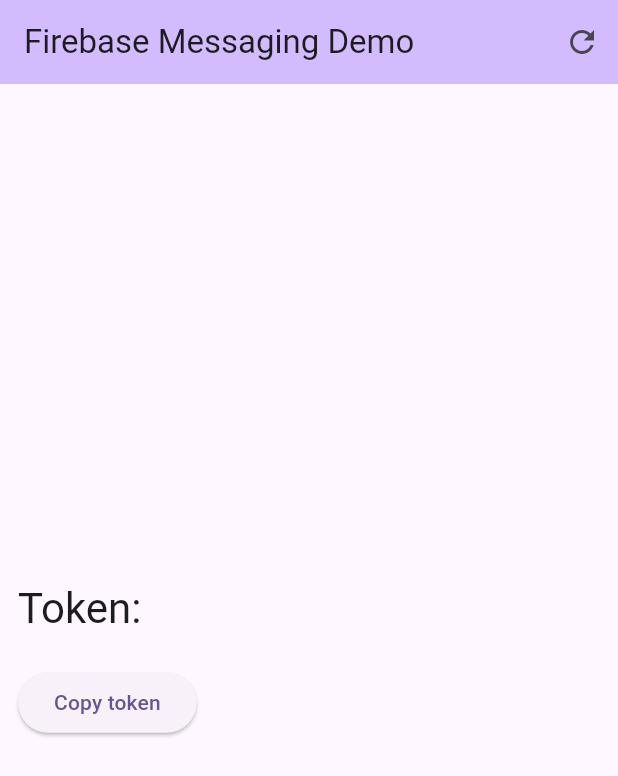
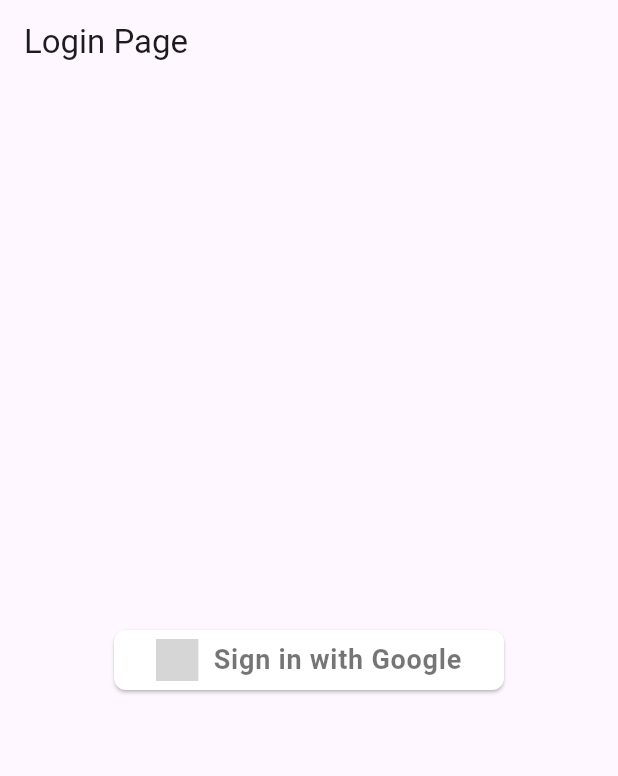
Before and after one commit to cmsong111/FCM-test, a Flutter app: the screen it shows after launch, on a phone screen of 412 x 824 dp. Shown: the top 776 px of the screen. Run offline on Flutter 3.47's test engine with Material 2 defaults, Android fonts, the phone set to English and light mode, and no system bars; our stand-ins replace auth_buttons, cloud_firestore, firebase_auth, firebase_core, firebase_messaging, fluttertoast and 4 more; missing offline and left inert: firebase_cloud_messaging_flutter; accounts and stored records are empty; generated files the repository leaves out were written again; grey boxes are pictures that could not be loaded.

Commit message:
receiver: FCM토큰을 Firebase database에 저장 기능 추가
Firebase 로그인 및 DB 기능 추가

```diff
--- a/receiver/lib/main.dart
+++ b/receiver/lib/main.dart
@@ -1,10 +1,14 @@
+import 'package:firebase_auth/firebase_auth.dart';
 import 'package:firebase_core/firebase_core.dart';
 import 'package:flutter/material.dart';
 import 'package:provider/provider.dart';
 import 'package:receiver/firebase_options.dart';
+import 'package:receiver/src/config/route.dart';
+import 'package:receiver/src/core/resources/app_constant.dart';
 import 'package:receiver/src/injector.dart';
 import 'package:receiver/src/presentation/providers/token_provider.dart';
-import 'package:receiver/src/presentation/views/my_home_page.dart';
+
+var initialRoute = AppRoute.login;
 
 void main() async {
   WidgetsFlutterBinding.ensureInitialized();
@@ -12,6 +16,11 @@
     options: DefaultFirebaseOptions.currentPlatform,
   );
   setupLocator();
+
+  FirebaseAuth.instance.currentUser != null
+      ? initialRoute = AppRoute.home
+      : initialRoute = AppRoute.login;
+
   runApp(const MyApp());
 }
 
@@ -31,7 +40,8 @@
           colorScheme: ColorScheme.fromSeed(seedColor: Colors.deepPurple),
           useMaterial3: true,
         ),
-        home: const MyHomePage(),
+        routes: appRoute,
+        initialRoute: initialRoute,
       ),
     );
   }
--- /dev/null
+++ b/receiver/lib/src/config/route.dart
@@ -0,0 +1,8 @@
+import 'package:receiver/src/core/resources/app_constant.dart';
+import 'package:receiver/src/presentation/views/login_page.dart';
+import 'package:receiver/src/presentation/views/my_home_page.dart';
+
+var appRoute = {
+  AppRoute.home: (context) => const MyHomePage(),
+  AppRoute.login: (context) => const LoginPage(),
+};
--- /dev/null
+++ b/receiver/lib/src/core/resources/app_constant.dart
@@ -0,0 +1,5 @@
+class AppRoute {
+  static const String login = '/login';
+
+  static const String home = '/home';
+}
--- /dev/null
+++ b/receiver/lib/src/presentation/views/login_page.dart
@@ -0,0 +1,45 @@
+import 'package:auth_buttons/auth_buttons.dart';
+import 'package:firebase_auth/firebase_auth.dart';
+import 'package:flutter/material.dart';
+import 'package:google_sign_in/google_sign_in.dart';
+import 'package:receiver/src/core/resources/app_constant.dart';
+
+class LoginPage extends StatelessWidget {
+  const LoginPage({super.key});
+
+  @override
+  Widget build(BuildContext context) {
+    return Scaffold(
+      appBar: AppBar(
+        title: const Text("Login Page"),
+      ),
+      body: Center(
+        child: GoogleAuthButton(
+          onPressed: () async {
+            final GoogleSignInAccount? googleUser =
+                await GoogleSignIn().signIn();
+
+            if (googleUser == null) {
+              return;
+            }
+
+            final GoogleSignInAuthentication googleAuth =
+                await googleUser.authentication;
+
+            final OAuthCredential credential = GoogleAuthProvider.credential(
+              accessToken: googleAuth.accessToken,
+              idToken: googleAuth.idToken,
+            );
+
+            await FirebaseAuth.instance.signInWithCredential(credential);
+
+            Navigator.of(context).pushNamedAndRemoveUntil(
+              AppRoute.home,
+              (route) => false,
+            );
+          },
+        ),
+      ),
+    );
+  }
+}
--- a/receiver/pubspec.yaml
+++ b/receiver/pubspec.yaml
@@ -39,6 +39,10 @@
   permission_handler: ^11.0.1
   get_it: ^7.6.4
   provider: ^6.0.5
+  firebase_auth: ^4.12.1
+  cloud_firestore: ^4.12.2
+  google_sign_in: ^6.1.5
+  auth_buttons: ^3.0.2
 
 dev_dependencies:
   flutter_test:
```
Also changed, not shown: receiver/lib/src/data/datasources/firebase_datasource.dart (+15 -3 lines), 4 other files.
